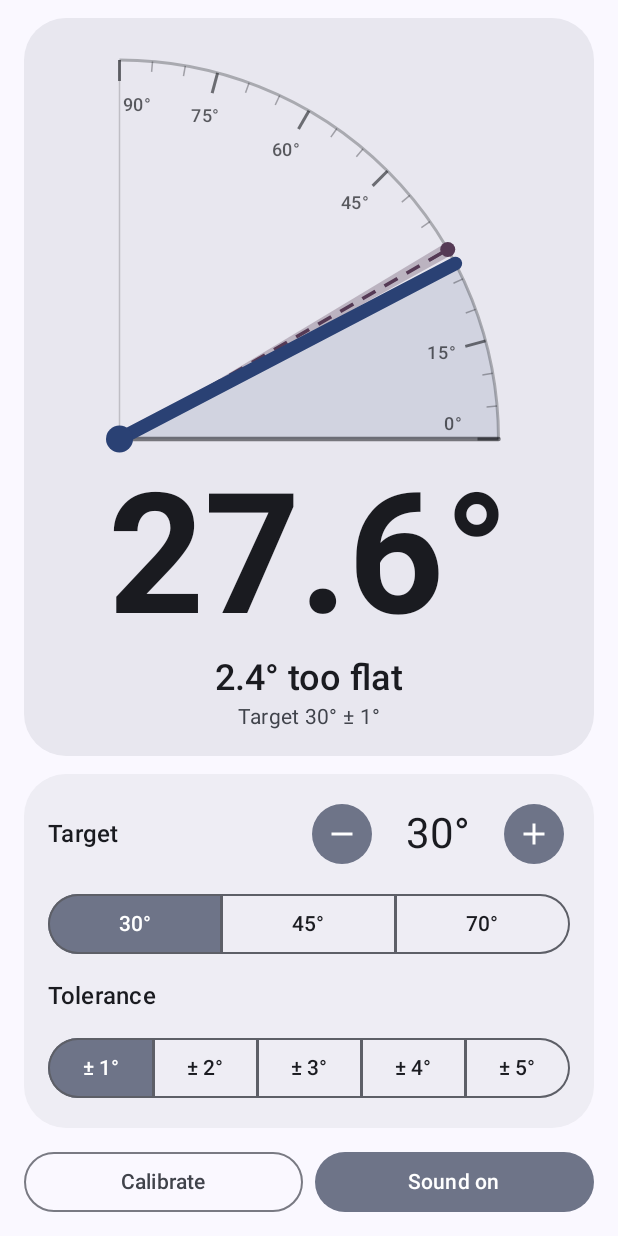
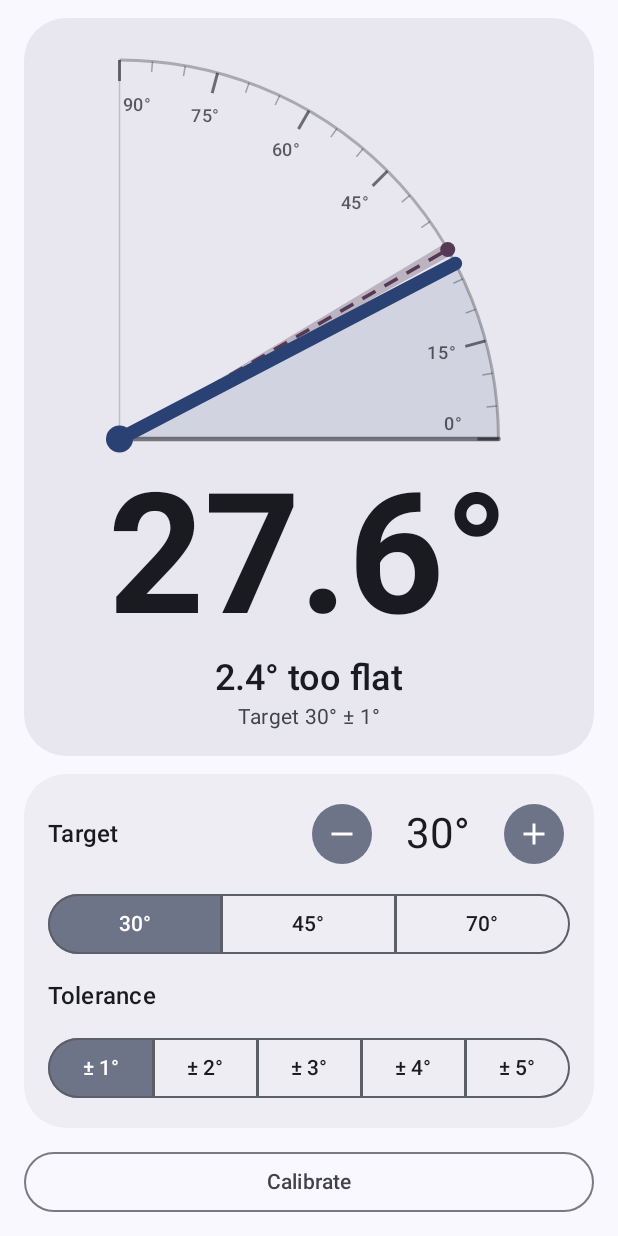
Before and after one commit to andresdelfino/clinometer, an Android app built with Jetpack Compose: the @Preview function PreviewAdjusting, on a phone screen of 412 x 824 dp. Run offline under Robolectric (Android 15) with nearby library versions, the phone set to English and light mode, and no system bars.

Commit message:
Remove sound - No tone on entering the target band, and no Sound on/off button;   Calibrate now spans the bottom row alone. - The beep setting is gone; a saved "beep" key is left unread.
Co-Authored-By: Claude Opus 5.5 <noreply@anthropic.com>

```diff
--- a/app/src/main/java/com/andres/clinometer/ClinometerViewModel.kt
+++ b/app/src/main/java/com/andres/clinometer/ClinometerViewModel.kt
@@ -24,7 +24,6 @@ import kotlinx.coroutines.withTimeoutOrNull
 data class Settings(
     val targetDeg: Int = 30,
     val toleranceDeg: Double = 1.0,
-    val beep: Boolean = true,
     /** Gravity direction (unit vector, phone frame) measured on a level surface. */
     val reference: Vec3 = Vec3.SCREEN_UP,
 ) {
@@ -81,8 +80,6 @@ class ClinometerViewModel(app: Application) : AndroidViewModel(app) {
 
     fun setTarget(deg: Int) = updateSettings { it.copy(targetDeg = deg.coerceIn(MIN_TARGET, MAX_TARGET)) }
 
-    fun toggleBeep() = updateSettings { it.copy(beep = !it.beep) }
-
     fun setTolerance(deg: Double) = updateSettings { it.copy(toleranceDeg = deg) }
 
     fun resetCalibration() = updateSettings { it.copy(reference = Vec3.SCREEN_UP) }
@@ -122,7 +119,6 @@ class ClinometerViewModel(app: Application) : AndroidViewModel(app) {
         prefs.edit {
             putInt(KEY_TARGET, s.targetDeg)
             putFloat(KEY_TOLERANCE, s.toleranceDeg.toFloat())
-            putBoolean(KEY_BEEP, s.beep)
         }
         calibrationPrefs.edit {
             putFloat(KEY_REF_X, s.reference.x.toFloat())
@@ -143,7 +139,6 @@ class ClinometerViewModel(app: Application) : AndroidViewModel(app) {
             // A value saved before the options changed (such as 0.5) falls back to the default.
             toleranceDeg = prefs.getFloat(KEY_TOLERANCE, defaults.toleranceDeg.toFloat()).toDouble()
                 .takeIf { it in TOLERANCES } ?: defaults.toleranceDeg,
-            beep = prefs.getBoolean(KEY_BEEP, defaults.beep),
             reference = if (reference.length > 0.5) reference else Vec3.SCREEN_UP,
         )
     }
@@ -166,7 +161,6 @@ class ClinometerViewModel(app: Application) : AndroidViewModel(app) {
 
         private const val KEY_TARGET = "target"
         private const val KEY_TOLERANCE = "tolerance"
-        private const val KEY_BEEP = "beep"
         private const val KEY_REF_X = "ref_x"
         private const val KEY_REF_Y = "ref_y"
         private const val KEY_REF_Z = "ref_z"
--- a/app/src/main/java/com/andres/clinometer/ui/ClinometerScreen.kt
+++ b/app/src/main/java/com/andres/clinometer/ui/ClinometerScreen.kt
@@ -1,7 +1,5 @@
 package com.andres.clinometer.ui
 
-import android.media.AudioManager
-import android.media.ToneGenerator
 import androidx.compose.animation.core.animateFloatAsState
 import androidx.compose.foundation.layout.Arrangement
 import androidx.compose.foundation.layout.Box
@@ -15,7 +13,6 @@ import androidx.compose.foundation.layout.height
 import androidx.compose.foundation.layout.padding
 import androidx.compose.foundation.layout.widthIn
 import androidx.compose.material3.AlertDialog
-import androidx.compose.material3.FilledTonalButton
 import androidx.compose.material3.FilledTonalIconButton
 import androidx.compose.material3.Icon
 import androidx.compose.material3.MaterialTheme
@@ -35,7 +32,6 @@ import androidx.compose.runtime.LaunchedEffect
 import androidx.compose.runtime.getValue
 import androidx.compose.runtime.mutableStateOf
 import androidx.compose.runtime.remember
-import androidx.compose.runtime.rememberUpdatedState
 import androidx.compose.runtime.saveable.rememberSaveable
 import androidx.compose.runtime.setValue
 import androidx.compose.ui.Alignment
@@ -72,7 +68,6 @@ fun ClinometerScreen(viewModel: ClinometerViewModel) {
     val resources = LocalResources.current
 
     KeepScreenOn()
-    TargetBeeper(onTarget = state.onTarget, enabled = state.settings.beep)
 
     LaunchedEffect(viewModel) {
         viewModel.calibrationResults.collect { result ->
@@ -85,7 +80,6 @@ fun ClinometerScreen(viewModel: ClinometerViewModel) {
         sensorAvailable = viewModel.sensorAvailable,
         snackbarHostState = snackbarHostState,
         onTargetChange = viewModel::setTarget,
-        onToggleBeep = viewModel::toggleBeep,
         onToleranceChange = viewModel::setTolerance,
         onCalibrate = viewModel::calibrate,
         onResetCalibration = viewModel::resetCalibration,
@@ -98,7 +92,6 @@ fun ClinometerContent(
     sensorAvailable: Boolean,
     snackbarHostState: SnackbarHostState,
     onTargetChange: (Int) -> Unit,
-    onToggleBeep: () -> Unit,
     onToleranceChange: (Double) -> Unit,
     onCalibrate: () -> Unit,
     onResetCalibration: () -> Unit,
@@ -128,16 +121,11 @@ fun ClinometerContent(
                 onToleranceChange = onToleranceChange,
                 modifier = Modifier.fillMaxWidth(),
             )
-            Row(Modifier.fillMaxWidth(), horizontalArrangement = Arrangement.spacedBy(8.dp)) {
-                OutlinedButton(
-                    onClick = { showCalibrationDialog = true },
-                    enabled = !state.calibrating,
-                    modifier = Modifier.weight(1f),
-                ) { Text(stringResource(R.string.calibrate)) }
-                FilledTonalButton(onClick = onToggleBeep, modifier = Modifier.weight(1f)) {
-                    Text(stringResource(if (state.settings.beep) R.string.sound_on else R.string.sound_off))
-                }
-            }
+            OutlinedButton(
+                onClick = { showCalibrationDialog = true },
+                enabled = !state.calibrating,
+                modifier = Modifier.fillMaxWidth(),
+            ) { Text(stringResource(R.string.calibrate)) }
         }
     }
 
@@ -337,17 +325,6 @@ private fun KeepScreenOn() {
     }
 }
 
-/** Plays a short double beep each time the reading enters the target band. */
-@Composable
-private fun TargetBeeper(onTarget: Boolean, enabled: Boolean) {
-    val currentEnabled by rememberUpdatedState(enabled)
-    val tone = remember { runCatching { ToneGenerator(AudioManager.STREAM_MUSIC, 90) }.getOrNull() }
-    DisposableEffect(tone) { onDispose { tone?.release() } }
-    LaunchedEffect(onTarget) {
-        if (onTarget && currentEnabled) tone?.startTone(ToneGenerator.TONE_PROP_ACK, 250)
-    }
-}
-
 private fun formatAngle(deg: Double?): String =
     deg?.let { String.format(Locale.getDefault(), "%.1f°", it) } ?: "––.–°"
 
@@ -361,7 +338,7 @@ private fun PreviewAdjusting() = ClinometerTheme {
         state = UiState(tiltDeg = 27.6, settings = Settings(targetDeg = 30)),
         sensorAvailable = true,
         snackbarHostState = remember { SnackbarHostState() },
-        onTargetChange = {}, onToggleBeep = {}, onToleranceChange = {}, onCalibrate = {}, onResetCalibration = {},
+        onTargetChange = {}, onToleranceChange = {}, onCalibrate = {}, onResetCalibration = {},
     )
 }
 
@@ -372,6 +349,6 @@ private fun PreviewOnTarget() = ClinometerTheme(darkTheme = true) {
         state = UiState(tiltDeg = 45.3, settings = Settings(targetDeg = 45), onTarget = true),
         sensorAvailable = true,
         snackbarHostState = remember { SnackbarHostState() },
-        onTargetChange = {}, onToggleBeep = {}, onToleranceChange = {}, onCalibrate = {}, onResetCalibration = {},
+        onTargetChange = {}, onToleranceChange = {}, onCalibrate = {}, onResetCalibration = {},
     )
 }
--- a/app/src/main/res/values/strings.xml
+++ b/app/src/main/res/values/strings.xml
@@ -16,8 +16,6 @@
     <string name="tolerance">Tolerance</string>
     <string name="tolerance_option">± %1$s°</string>
     <string name="calibrate">Calibrate</string>
-    <string name="sound_on">Sound on</string>
-    <string name="sound_off">Sound off</string>
 
     <string name="calibrate_title">Calibrate zero</string>
     <string name="calibrate_body">Lay the phone screen-up on a level surface (the floor, or the bench set flat), resting the same way you\'ll put it on the bench. Tap Calibrate, then don\'t touch the phone for 3 seconds.\n\nThis cancels out the tilt from a camera bump or case.</string>
--- a/app/src/main/res/xml/data_extraction_rules.xml
+++ b/app/src/main/res/xml/data_extraction_rules.xml
@@ -1,5 +1,5 @@
 <?xml version="1.0" encoding="utf-8"?>
-<!-- Only the settings (target, tolerance, sound). The calibration, in calibration.xml, describes
+<!-- Only the settings (target and tolerance). The calibration, in calibration.xml, describes
      this phone, its camera bump and its case, and would skew every reading on another one. -->
 <data-extraction-rules>
     <cloud-backup>
```
Also changed, not shown: 1 other file.
